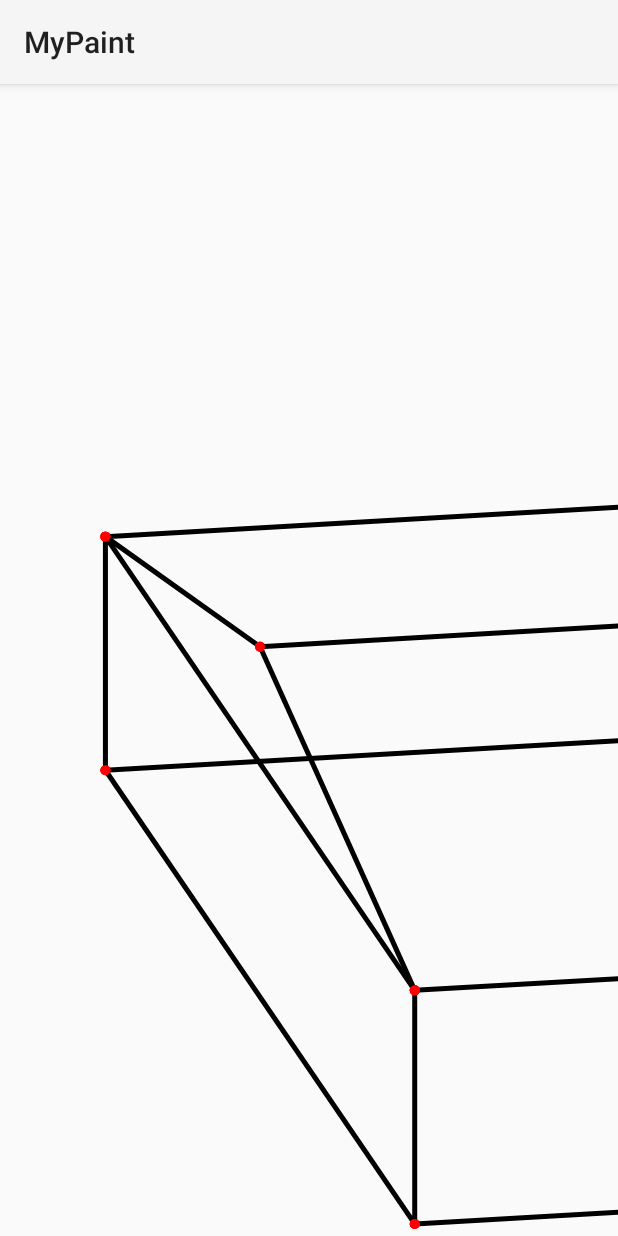
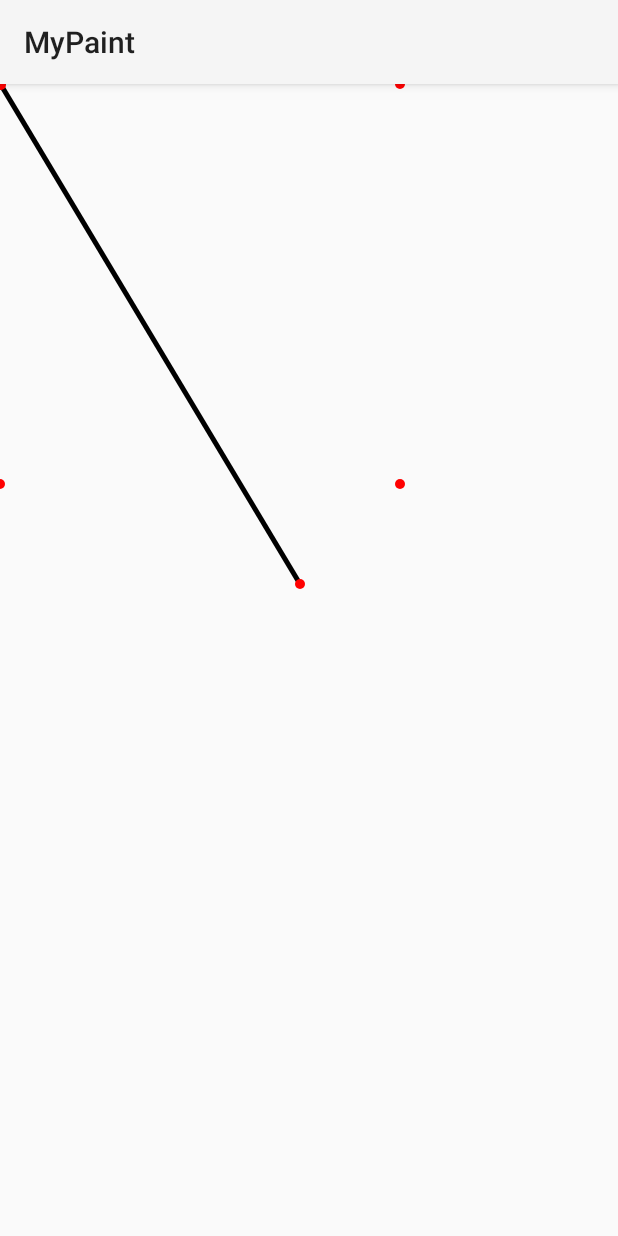
Before and after one commit to osoiyo/Computational-Geometry-Practice-in-Android, an Android app: the screen it shows after launch (Paint1Activity), on a phone screen of 412 x 824 dp. Run offline under Robolectric (Android 15) with nearby library versions, the phone set to English and light mode, and no system bars.

Commit message:
Construct Framework OK!

```diff
--- a/app/build.gradle
+++ b/app/build.gradle
@@ -25,6 +25,7 @@ android {
         sourceCompatibility JavaVersion.VERSION_1_8
         targetCompatibility JavaVersion.VERSION_1_8
     }
+    namespace 'com.example.mypaint'
 }
 
 dependencies {
--- a/app/src/main/java/com/example/mypaint/Paint1Activity.java
+++ /dev/null
@@ -1,23 +0,0 @@
-package com.example.mypaint;
-
-import androidx.appcompat.app.AppCompatActivity;
-
-import android.os.Bundle;
-import android.util.DisplayMetrics;
-import android.util.Log;
-
-import com.example.mypaint.leafgeo.Matrix4;
-import com.example.mypaint.leafgeo.Point;
-
-public class Paint1Activity extends AppCompatActivity {
-
-    private static final String TAG = "MainActivity";
-
-    @Override
-    protected void onCreate(Bundle savedInstanceState) {
-        super.onCreate(savedInstanceState);
-        setContentView(R.layout.activity_paint1);
-
-    }
-
-}
--- a/app/src/main/java/com/example/mypaint/MainActivity.java
+++ b/app/src/main/java/com/example/mypaint/activities/MainActivity.java
@@ -1,4 +1,4 @@
-package com.example.mypaint;
+package com.example.mypaint.activities;
 
 import androidx.appcompat.app.AppCompatActivity;
 
@@ -7,6 +7,8 @@ import android.content.SharedPreferences;
 import android.os.Bundle;
 import android.util.DisplayMetrics;
 import android.util.Log;
+
+import com.example.mypaint.R;
 
 public class MainActivity extends AppCompatActivity {
 
--- /dev/null
+++ b/app/src/main/java/com/example/mypaint/activities/Paint1Activity.java
@@ -0,0 +1,49 @@
+package com.example.mypaint.activities;
+
+import androidx.appcompat.app.AppCompatActivity;
+import android.os.Bundle;
+import com.example.mypaint.R;
+import com.example.mypaint.leafgeo.LineSegment;
+import com.example.mypaint.leafgeo.Point;
+import com.example.mypaint.view.DrawView;
+
+import java.util.ArrayList;
+
+public class Paint1Activity extends AppCompatActivity {
+
+    private static final String TAG = "Paint1";
+
+    private ArrayList<LineSegment> lns = new ArrayList<>();
+    private ArrayList<Point> pts = new ArrayList<>();
+
+    @Override
+    protected void onCreate(Bundle savedInstanceState) {
+        super.onCreate(savedInstanceState);
+        setContentView(R.layout.activity_paint1);
+        DrawView view = findViewById(R.id.draw_view_1);
+
+        /* ============  绘制部分  ======================== */
+        Point A = new Point(1, 1);
+        Point B = new Point(300, 500);
+        LineSegment ln = new LineSegment(A, B);
+        Point pt1 = new Point(0, 0, 0);
+        Point pt2 = new Point(0, 400, 0);
+        Point pt3 = new Point(400, 400, 0);
+        Point pt4 = new Point(400, 0, 0);
+        lns.add(ln);
+        pts.add(pt1);
+        pts.add(pt2);
+        pts.add(pt3);
+        pts.add(pt4);
+
+        /* ==============================================*/
+
+        updateView(view);
+    }
+
+    public void updateView(DrawView view){
+        view.lns = this.lns;
+        view.pts = this.pts;
+        view.invalidate();
+    }
+}
--- a/app/src/main/java/com/example/mypaint/leafdraw/LeafDraw.java
+++ b/app/src/main/java/com/example/mypaint/leafdraw/LeafDrawer.java
@@ -5,18 +5,22 @@ import android.graphics.Color;
 import android.graphics.Paint;
 import android.util.Log;
 
+import com.example.mypaint.leafgeo.LeafMatrixView;
 import com.example.mypaint.leafgeo.LineSegment;
 import com.example.mypaint.leafgeo.Point;
 
-public class LeafDraw {
+import java.util.ArrayList;
+
+public class LeafDrawer {
     private static final String TAG = "LeafDraw";
-    private static Paint linePaint = setPaint(Color.BLACK, Paint.Style.STROKE, 5);
-    private static Paint pointPaint = setPaint(Color.RED, Paint.Style.FILL, 2);
     public static final int TYPE_2D = 0;
     public static final int TYPE_3D = 1;
-    private static Canvas canvas;
 
-    private static Paint setPaint(int color,Paint.Style stroke, int width){
+    private final Paint linePaint;// = setPaint(Color.BLACK, Paint.Style.STROKE, 5);
+    private final Paint pointPaint;// = setPaint(Color.RED, Paint.Style.FILL, 2);
+    private final Canvas canvas;
+
+    private Paint createPaint(int color,Paint.Style stroke, int width){
         Paint paint = new Paint();
         paint.setColor(color);
         paint.setStyle(stroke);
@@ -24,46 +28,59 @@ public class LeafDraw {
         return paint;
     }
 
-    public static void setCanvas(Canvas canvas){
-        LeafDraw.canvas = canvas;
+    public LeafDrawer(Canvas canvas){
+        this.canvas = canvas;
+        this.linePaint = createPaint(Color.BLACK, Paint.Style.STROKE, 5);
+        this.pointPaint = createPaint(Color.RED, Paint.Style.FILL, 2);
     }
 
-    public static void drawLine(LineSegment ln){
+    public void drawLine(LineSegment ln){
         canvas.drawLine(ln.A.x, ln.A.y, ln.B.x, ln.B.y, linePaint);
         drawPoint(ln.A);
         drawPoint(ln.B);
         Log.d(TAG, "drawLine: " + ln.toString());
     }
 
-    public static void drawLine(Point A, Point B){
+    public void drawLine(Point A, Point B){
         LineSegment ln = new LineSegment(A, B);
         drawLine(ln);
     }
 
-    public static void drawPoint(Point pt){
+    public void drawPoint(Point pt){
         canvas.drawCircle(pt.x, pt.y, 5, pointPaint);
         Log.d(TAG, "drawPoint: " + pt.toString());
     }
 
-    public static void drawPoint(Point pt, int TYPE_3D){
+    public void drawLineSet(ArrayList<LineSegment> lns){
+        for (LineSegment ln: lns) {
+            drawLine(ln);
+        }
+    }
+    public void drawPointSet(ArrayList<Point> pts){
+        for (Point pt: pts) {
+            drawPoint(pt);
+        }
+    }
+
+
+    @Deprecated
+    public void drawPoint(Point pt, int TYPE_3D){
         if(TYPE_3D == 1){
             pt = pt.observe(LeafMatrixView.mm);
         }
         drawPoint(pt);
     }
-    public static void drawLine(LineSegment ln, int TYPE_3D){
+    @Deprecated
+    public void drawLine(LineSegment ln, int TYPE_3D){
         if (TYPE_3D == 1){
             ln = ln.observe(LeafMatrixView.mm);
         }
         drawLine(ln);
     }
-    public static void drawLine(Point A, Point B, int TYPE_3D){
+    @Deprecated
+    public void drawLine(Point A, Point B, int TYPE_3D){
         LineSegment ln = new LineSegment(A, B);
         drawLine(ln, TYPE_3D);
     }
 
-    public void clean(){
-
-    }
-
 }
--- a/app/src/main/java/com/example/mypaint/pointset/HouseTest.java
+++ b/app/src/main/java/com/example/mypaint/leafgeo/HouseTest.java
@@ -1,6 +1,6 @@
-package com.example.mypaint.pointset;
+package com.example.mypaint.leafgeo;
 
-import com.example.mypaint.leafdraw.LeafMatrixView;
+import com.example.mypaint.leafgeo.LeafMatrixView;
 import com.example.mypaint.leafgeo.LineSegment;
 import com.example.mypaint.leafgeo.Point;
 
--- a/app/src/main/java/com/example/mypaint/leafdraw/LeafMatrixView.java
+++ b/app/src/main/java/com/example/mypaint/leafgeo/LeafMatrixView.java
@@ -1,4 +1,4 @@
-package com.example.mypaint.leafdraw;
+package com.example.mypaint.leafgeo;
 
 import android.content.SharedPreferences;
 import android.util.DisplayMetrics;
--- a/app/src/main/java/com/example/mypaint/view/DrawView.java
+++ b/app/src/main/java/com/example/mypaint/view/DrawView.java
@@ -1,55 +1,49 @@
 package com.example.mypaint.view;
 
 import android.content.Context;
-import android.content.SharedPreferences;
 import android.graphics.Canvas;
-import android.graphics.Color;
-import android.graphics.Paint;
-import android.graphics.Path;
 import android.util.AttributeSet;
-import android.util.DisplayMetrics;
 import android.util.Log;
 import android.view.View;
 
-import com.example.mypaint.leafdraw.LeafDraw;
+import com.example.mypaint.leafdraw.LeafDrawer;
+import com.example.mypaint.leafgeo.HouseTest;
 import com.example.mypaint.leafgeo.LineSegment;
-import com.example.mypaint.leafgeo.Matrix4;
 import com.example.mypaint.leafgeo.Point;
-import com.example.mypaint.pointset.HouseTest;
+
+import java.util.ArrayList;
 
 public class DrawView extends View {
     private static final String TAG = "DrawView";
 
+    private LeafDrawer drawer = null;
+    public ArrayList<LineSegment> lns;
+    public ArrayList<Point> pts;
+
     public DrawView(Context context, AttributeSet attrs){
         super(context, attrs);
+
+        this.lns = new ArrayList<LineSegment>();
+        this.pts = new ArrayList<Point>();
     }
 
     @Override
     protected void onDraw(Canvas canvas){
         super.onDraw(canvas);
-        LeafDraw.setCanvas(canvas);
 
-        Point A = new Point(1, 1);
-        Point B = new Point(300, 500);
-        LineSegment ln = new LineSegment(A, B);
-
-        Point pt1 = new Point(0, 0, 0);
-        Point pt2 = new Point(0, 400, 0);
-        Point pt3 = new Point(400, 400, 0);
-        Point pt4 = new Point(400, 0, 0);
-
-        for (LineSegment h_ln: HouseTest.house_ln
-             ) {
-            LeafDraw.drawLine(h_ln);
+        //初始化画师
+        if(drawer == null){
+            drawer = new LeafDrawer(canvas);
+            Log.i(TAG, "onDraw: Init a LeafDrawer");
         }
 
-        //Path myPath = new Path();
-        //myPath.moveTo(100, 200);
-        //myPath.lineTo(300, 500);
-        //myPath.lineTo(600, 700);
-        //canvas.drawPath(myPath, paint);
-
-
+        //绘制
+        if(!lns.isEmpty()){
+            drawer.drawLineSet(lns);
+        }
+        if(!pts.isEmpty()){
+            drawer.drawPointSet(pts);
+        }
 
     }
 
--- a/app/src/main/res/layout/activity_main.xml
+++ b/app/src/main/res/layout/activity_main.xml
@@ -4,7 +4,7 @@
     xmlns:tools="http://schemas.android.com/tools"
     android:layout_width="match_parent"
     android:layout_height="match_parent"
-    tools:context=".MainActivity">
+    tools:context=".activities.MainActivity">
 
     <TextView
         android:layout_width="wrap_content"
--- a/app/src/main/res/layout/activity_paint1.xml
+++ b/app/src/main/res/layout/activity_paint1.xml
@@ -3,7 +3,7 @@
     xmlns:tools="http://schemas.android.com/tools"
     android:layout_width="match_parent"
     android:layout_height="match_parent"
-    tools:context=".Paint1Activity">
+    tools:context=".activities.Paint1Activity">
 
     <FrameLayout
         android:layout_width="fill_parent"
--- a/build.gradle
+++ b/build.gradle
@@ -1,7 +1,7 @@
 // Top-level build file where you can add configuration options common to all sub-projects/modules.
 plugins {
-    id 'com.android.application' version '7.1.2' apply false
-    id 'com.android.library' version '7.1.2' apply false
+    id 'com.android.application' version '7.2.0' apply false
+    id 'com.android.library' version '7.2.0' apply false
 }
 
 task clean(type: Delete) {
```
Also changed, not shown: app/src/main/AndroidManifest.xml (+3 -4 lines), gradle/wrapper/gradle-wrapper.properties.
